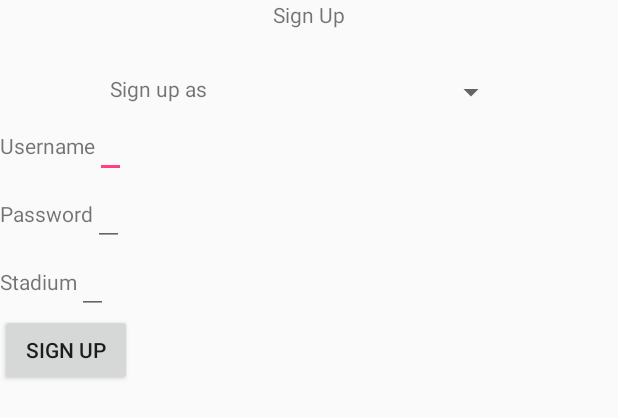
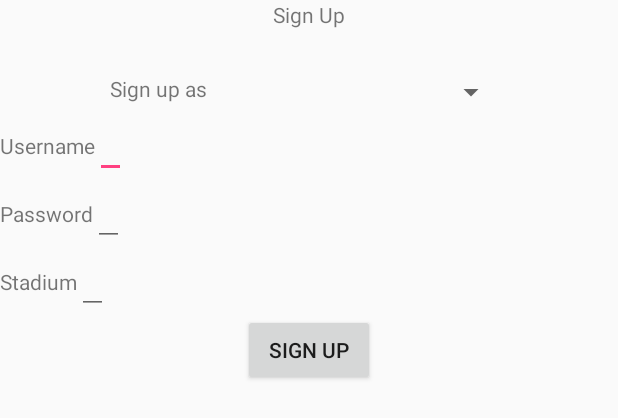
Before and after one commit to nonamesl95/cmu_StadiumFinder, an Android app: the layout activity_registar.xml on its own in the app's theme, with its tools: preview values and no code run, on a phone screen of 412 x 824 dp. Shown: the top 418 px of the screen. Run offline under Robolectric (Android 15) with nearby library versions, the phone set to English and light mode, and no system bars.

```diff
--- a/StadiumFinder/app/src/main/AndroidManifest.xml
+++ b/StadiumFinder/app/src/main/AndroidManifest.xml
@@ -17,6 +17,7 @@
             </intent-filter>
         </activity>
         <activity android:name=".LoginActivity"></activity>
+        <activity android:name=".Registar"></activity>
     </application>
 
 </manifest>
--- a/StadiumFinder/app/src/main/res/layout/activity_login.xml
+++ b/StadiumFinder/app/src/main/res/layout/activity_login.xml
@@ -31,7 +31,7 @@
         android:text="Email" />
 
     <EditText
-        android:id="@+id/editText"
+        android:id="@+id/userName"
         android:layout_width="wrap_content"
         android:layout_height="wrap_content"
         android:paddingLeft="16dp"
@@ -57,6 +57,7 @@ android:layout_height="wrap_content">
         android:layout_height="wrap_content"
         android:paddingLeft="16dp"
         android:paddingRight="16dp"
+        android:id="@+id/password"
         android:inputType="textPassword" />
 
 </LinearLayout>
--- a/StadiumFinder/app/src/main/res/layout/activity_registar.xml
+++ b/StadiumFinder/app/src/main/res/layout/activity_registar.xml
@@ -1,37 +1,32 @@
 <?xml version="1.0" encoding="utf-8"?>
 <LinearLayout xmlns:android="http://schemas.android.com/apk/res/android"
-    xmlns:app="http://schemas.android.com/apk/res-auto"
-    xmlns:tools="http://schemas.android.com/tools"
+
     android:layout_width="match_parent"
     android:layout_height="match_parent"
-    tools:context="com.example.ruibabo.stadiumfinder.Registar"
     android:orientation="vertical">
 
     <TextView
         android:layout_width="wrap_content"
         android:layout_height="wrap_content"
-        android:text="Sign Up"
         android:layout_gravity="center"
-        />
+        android:text="Sign Up" />
 
     <LinearLayout
         android:layout_width="wrap_content"
         android:layout_height="wrap_content"
-        android:orientation="horizontal"
         android:layout_gravity="center"
         android:layout_marginTop="30dp"
-        >
+        android:orientation="horizontal">
+
         <TextView
             android:layout_width="wrap_content"
             android:layout_height="wrap_content"
-            android:text="Sign up as"
-            />
+            android:text="Sign up as" />
 
         <Spinner
+            android:id="@+id/spinner1"
             android:layout_width="200dp"
-            android:layout_height="wrap_content"
-            android:id="@+id/spinner1"/>
-
+            android:layout_height="wrap_content" />
 
 
     </LinearLayout>
@@ -43,11 +38,14 @@
 
         <TextView
             android:layout_width="wrap_content"
-            android:layout_height="wrap_content" android:text="Username"/>
+            android:layout_height="wrap_content"
+            android:text="Username" />
 
         <EditText
+            android:id="@+id/userNameReg"
             android:layout_width="wrap_content"
-            android:layout_height="wrap_content" />
+            android:layout_height="wrap_content"
+            android:inputType="text" />
     </LinearLayout>
 
     <LinearLayout
@@ -57,39 +55,41 @@
 
         <TextView
             android:layout_width="wrap_content"
-            android:layout_height="wrap_content" android:text="Password"/>
+            android:layout_height="wrap_content"
+            android:text="Password" />
 
         <EditText
+            android:id="@+id/passwordReg"
             android:layout_width="wrap_content"
-            android:layout_height="wrap_content" />
+            android:layout_height="wrap_content"
+            android:inputType="text" />
     </LinearLayout>
 
     <LinearLayout
-        android:layout_width="wrap_content"
-        android:layout_height="wrap_content"
-        android:orientation="horizontal"
-        android:id="@+id/stadiumR">
-
-        <TextView
-            android:layout_width="wrap_content"
-            android:layout_height="wrap_content" android:text="Stadium"
-            />
-
-        <EditText
-            android:layout_width="wrap_content"
-            android:layout_height="wrap_content" />
-    </LinearLayout>
-
-    <LinearLayout
+        android:id="@+id/stadiumR"
         android:layout_width="wrap_content"
         android:layout_height="wrap_content"
         android:orientation="horizontal">
 
-        <Button
+        <TextView
             android:layout_width="wrap_content"
             android:layout_height="wrap_content"
-            android:text="Sign Up"/>
+            android:text="Stadium" />
+
+        <EditText
+            android:layout_width="wrap_content"
+            android:layout_height="wrap_content"
+            android:inputType="text" />
     </LinearLayout>
 
 
+    <Button
+        android:layout_width="wrap_content"
+        android:layout_height="wrap_content"
+        android:text="Sign Up"
+        android:layout_gravity="center_horizontal"
+        android:id="@+id/signBtn"
+        />
+
+
 </LinearLayout>
```
Also changed, not shown: StadiumFinder/app/src/main/java/com/example/ruibabo/stadiumfinder/LoginActivity.java (+8 -0 lines), StadiumFinder/app/src/main/java/com/example/ruibabo/stadiumfinder/MainActivity.java (+5 -2 lines), StadiumFinder/app/src/main/java/com/example/ruibabo/stadiumfinder/Registar.java (+69 -2 lines), StadiumFinder/app/src/main/res/layout/activity_main.xml (+3 -5 lines).
